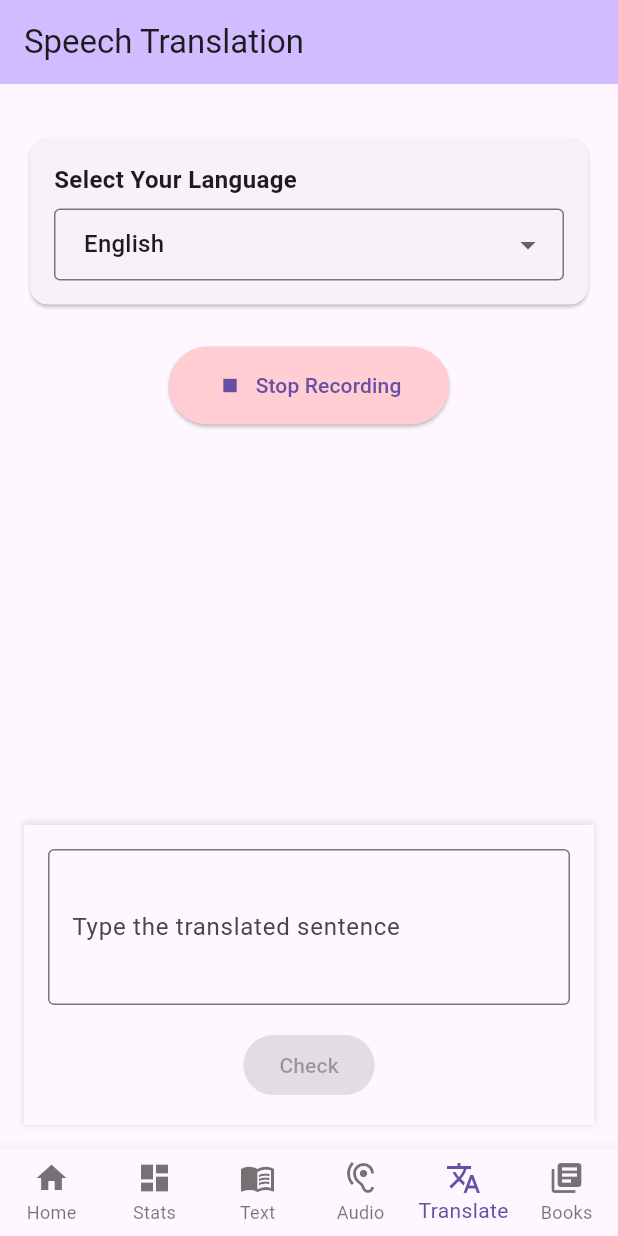
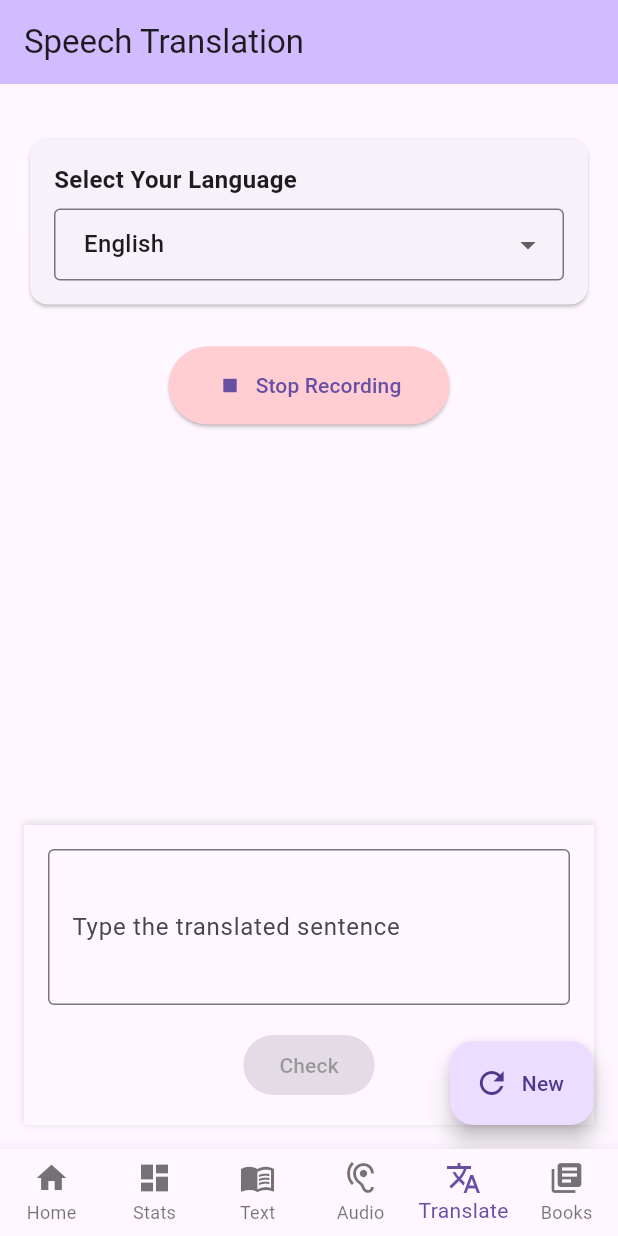
Before and after one commit to hyunjin1012/justype_app, a Flutter app: the screen it shows after launch, item 5 of the bottom bar chosen, after a tap on "Start Recording", on a phone screen of 412 x 824 dp. Run offline on Flutter 3.47's test engine with Material 3 defaults, Android fonts, the light colour scheme and no system bars; our stand-ins replace confetti, flutter_dotenv, flutter_tts, go_router, shared_preferences, speech_to_text; missing offline and left inert: translator; network calls fail.

Commit message:
fix challenge screens

```diff
--- a/lib/screens/speech_translation_screen.dart
+++ b/lib/screens/speech_translation_screen.dart
@@ -4,6 +4,7 @@ import '../services/practice_service.dart';
 import '../services/progress_service.dart';
 import '../widgets/practice_input_area.dart';
 import '../widgets/sentence_display_card.dart';
+import '../widgets/enhanced_feedback.dart';
 
 class SpeechTranslationScreen extends StatefulWidget {
   const SpeechTranslationScreen({super.key});
@@ -45,7 +46,6 @@ class _SpeechTranslationScreenState extends State<SpeechTranslationScreen> {
   @override
   void initState() {
     super.initState();
-    print('SpeechTranslationScreen: initState called');
     _speechService = SpeechTranslationService();
     WidgetsBinding.instance.addPostFrameCallback((_) {
       _initializeSpeechService();
@@ -53,7 +53,6 @@ class _SpeechTranslationScreenState extends State<SpeechTranslationScreen> {
   }
 
   Future<void> _initializeSpeechService() async {
-    print('SpeechTranslationScreen: Starting speech service initialization');
     if (!mounted) return;
 
     setState(() {
@@ -62,11 +61,7 @@ class _SpeechTranslationScreenState extends State<SpeechTranslationScreen> {
     });
 
     try {
-      print(
-          'SpeechTranslationScreen: Checking if speech recognition is available');
       final isAvailable = await _speechService.initialize();
-      print(
-          'SpeechTranslationScreen: Speech service initialization result: $isAvailable');
 
       if (!mounted) return;
 
@@ -75,8 +70,6 @@ class _SpeechTranslationScreenState extends State<SpeechTranslationScreen> {
           _isInitialized = true;
           _isLoading = false;
         });
-        print(
-            'SpeechTranslationScreen: Successfully initialized speech service');
       } else {
         final error = _speechService.error ?? 'Unknown error occurred';
         setState(() {
@@ -91,12 +84,8 @@ Please ensure:
 Tap the refresh button to try again.''';
           _isLoading = false;
         });
-        print(
-            'SpeechTranslationScreen: Speech recognition initialization failed: $error');
       }
-    } catch (e, stackTrace) {
-      print('SpeechTranslationScreen: Error initializing speech service: $e');
-      print('SpeechTranslationScreen: Stack trace: $stackTrace');
+    } catch (e) {
       if (!mounted) return;
 
       setState(() {
@@ -115,15 +104,9 @@ Tap the refresh button to try again.''';
   }
 
   Future<void> _startListening() async {
-    print('SpeechTranslationScreen: Starting listening');
     if (!_isInitialized) {
-      print(
-          'SpeechTranslationScreen: Service not initialized, attempting to initialize');
       await _initializeSpeechService();
-      if (!_isInitialized) {
-        print('SpeechTranslationScreen: Still not initialized after retry');
-        return;
-      }
+      if (!_isInitialized) return;
     }
 
     setState(() {
@@ -132,16 +115,12 @@ Tap the refresh button to try again.''';
     });
 
     try {
-      print('SpeechTranslationScreen: Calling startListening on service');
       await _speechService.startListening();
-      print('SpeechTranslationScreen: Successfully started listening');
-
       setState(() {
         _isListening = true;
         _isLoading = false;
       });
     } catch (e) {
-      print('SpeechTranslationScreen: Error starting listening: $e');
       setState(() {
         _errorMessage = 'Error starting speech recognition: $e';
         _isLoading = false;
@@ -150,16 +129,12 @@ Tap the refresh button to try again.''';
   }
 
   Future<void> _stopListening() async {
-    print('SpeechTranslationScreen: Stopping listening');
     setState(() {
       _isLoading = true;
     });
 
     try {
-      print('SpeechTranslationScreen: Calling stopListening on service');
       await _speechService.stopListening();
-      print('SpeechTranslationScreen: Successfully stopped listening');
-
       setState(() {
         _isListening = false;
         _isLoading = false;
@@ -167,7 +142,6 @@ Tap the refresh button to try again.''';
         _translatedText = _speechService.translatedText;
       });
     } catch (e) {
-      print('SpeechTranslationScreen: Error stopping listening: $e');
       setState(() {
         _errorMessage = 'Error stopping speech recognition: $e';
         _isLoading = false;
@@ -203,7 +177,6 @@ Tap the refresh button to try again.''';
   }
 
   void _onLanguageChanged(String? value) {
-    print('SpeechTranslationScreen: Language changed to: $value');
     if (value != null) {
       setState(() {
         _selectedLanguage = value;
@@ -214,9 +187,37 @@ Tap the refresh button to try again.''';
     }
   }
 
+  void _showEnhancedFeedback() {
+    showDialog(
+      context: context,
+      builder: (context) => Dialog(
+        child: Padding(
+          padding: const EdgeInsets.all(16.0),
+          child: Column(
+            mainAxisSize: MainAxisSize.min,
+            children: [
+              EnhancedFeedback(
+                userInput: _textController.text,
+                correctSentence: _translatedText,
+                isCorrect: _practiceService.checkAnswer(
+                  _textController.text,
+                  _translatedText,
+                ),
+              ),
+              const SizedBox(height: 16),
+              TextButton(
+                onPressed: () => Navigator.of(context).pop(),
+                child: const Text('Close'),
+              ),
+            ],
+          ),
+        ),
+      ),
+    );
+  }
+
   @override
   void dispose() {
-    print('SpeechTranslationScreen: dispose called');
     _speechService.dispose();
     _textController.dispose();
     super.dispose();
@@ -224,7 +225,6 @@ Tap the refresh button to try again.''';
 
   @override
   Widget build(BuildContext context) {
-    print('SpeechTranslationScreen: Building UI');
     return Scaffold(
       appBar: AppBar(
         title: const Text('Speech Translation'),
@@ -380,10 +380,9 @@ Tap the refresh button to try again.''';
                   isCheckButtonEnabled:
                       _isCheckButtonEnabled && _translatedText.isNotEmpty,
                 ),
-                if (_feedback.isNotEmpty)
-                  Padding(
-                    padding: const EdgeInsets.only(top: 8.0),
-                    child: Text(
+                if (_feedback.isNotEmpty) ...[
+                  const SizedBox(height: 8),
+                  Text(
                     _feedback,
                     style: TextStyle(
                       color: _practiceService.checkAnswer(
@@ -394,12 +393,24 @@ Tap the refresh button to try again.''';
                           : Colors.red,
                     ),
                   ),
+                  const SizedBox(height: 8),
+                  ElevatedButton.icon(
+                    onPressed: _showEnhancedFeedback,
+                    icon: const Icon(Icons.feedback),
+                    label: const Text('View Detailed Feedback'),
                   ),
+                ],
               ],
             ),
           ),
         ],
       ),
+      floatingActionButton: FloatingActionButton.extended(
+        onPressed: _clearState,
+        tooltip: 'New Translation',
+        icon: const Icon(Icons.refresh),
+        label: const Text('New'),
+      ),
     );
   }
 }
```
Also changed, not shown: lib/screens/audio_challenge_screen.dart (+3 -9 lines), lib/screens/text_challenge_screen.dart (+3 -9 lines), lib/widgets/practice_content.dart (+9 -19 lines). Lines whose indentation alone changed are shown as unchanged.
